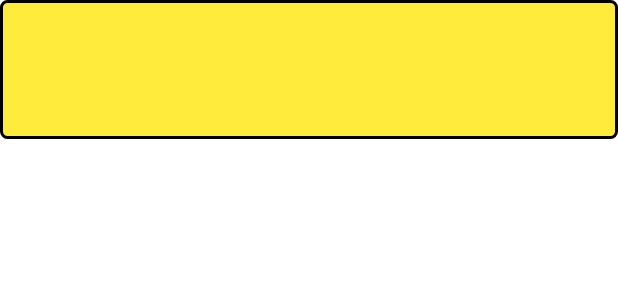
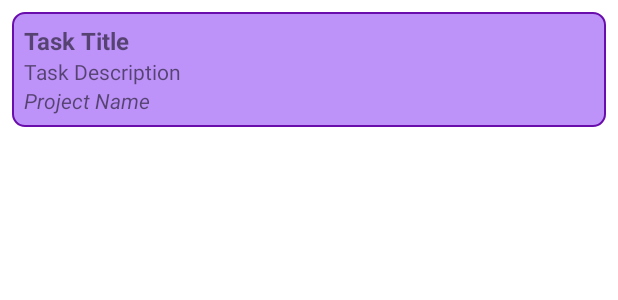
Before and after one commit to a9ek0/TasksAndProjectsManager, an Android app: the layout task_item.xml on its own in the app's theme, with its tools: preview values and no code run, on a phone screen of 412 x 824 dp. Shown: the top 300 px of the screen. Run offline under Robolectric (Android 15) with nearby library versions, the phone set to English and light mode, and no system bars.

Commit message:
Update calendar

```diff
--- a/app/src/main/java/com/a9ek0/tasksandprojectsmanager/Task.kt
+++ b/app/src/main/java/com/a9ek0/tasksandprojectsmanager/Task.kt
@@ -20,5 +20,6 @@ data class Task(
     val date: String,
     val time: String,
     val duration: Int,
-    val projectId: Int? = null
+    val projectId: Int? = null,
+    val projectName: String
 )
--- a/app/src/main/java/com/a9ek0/tasksandprojectsmanager/TaskDao.kt
+++ b/app/src/main/java/com/a9ek0/tasksandprojectsmanager/TaskDao.kt
@@ -1,6 +1,7 @@
 package com.a9ek0.tasksandprojectsmanager
 
 import androidx.room.Dao
+import androidx.room.Delete
 import androidx.room.Insert
 import androidx.room.Query
 import androidx.room.Update
@@ -19,6 +20,9 @@ interface TaskDao {
     @Query("SELECT * FROM tasks WHERE strftime('%d-%m-%Y', date) = :date ORDER BY time")
     fun getTasksByFormattedDate(date: String): List<Task>
 
+    @Delete
+    suspend fun delete(task: Task)
+
     @Update
     suspend fun update(task: Task)
 
--- a/app/src/main/res/drawable/task_background.xml
+++ b/app/src/main/res/drawable/task_background.xml
@@ -1,5 +1,5 @@
 <shape xmlns:android="http://schemas.android.com/apk/res/android">
-    <solid android:color="#FFEB3B" />
-    <corners android:radius="4dp" />
-    <stroke android:width="2dp" android:color="#000000" />
+    <solid android:color="@color/light_purple" />
+    <corners android:radius="8dp" />
+    <stroke android:width="1dp" android:color="@color/dark_purple" />
 </shape>
--- a/app/src/main/res/layout/task_item.xml
+++ b/app/src/main/res/layout/task_item.xml
@@ -3,26 +3,30 @@
     android:layout_width="match_parent"
     android:layout_height="wrap_content"
     android:orientation="vertical"
-    android:padding="16dp"
-    android:background="@drawable/task_background">
+    android:padding="8dp"
+    android:background="@drawable/task_background"
+    android:layout_margin="8dp">
 
     <TextView
         android:id="@+id/task_title"
         android:layout_width="wrap_content"
         android:layout_height="wrap_content"
-        android:textSize="18sp"
+        android:text="Task Title"
+        android:textSize="16sp"
         android:textStyle="bold" />
 
     <TextView
         android:id="@+id/task_description"
         android:layout_width="wrap_content"
         android:layout_height="wrap_content"
+        android:text="Task Description"
         android:textSize="14sp" />
 
     <TextView
         android:id="@+id/task_project"
         android:layout_width="wrap_content"
         android:layout_height="wrap_content"
-        android:textSize="12sp"
-        android:textColor="@android:color/darker_gray" />
+        android:text="Project Name"
+        android:textSize="14sp"
+        android:textStyle="italic" />
 </LinearLayout>
```
Also changed, not shown: app/src/main/java/com/a9ek0/tasksandprojectsmanager/TaskListActivity.kt (+19 -2 lines), 1 other file.
